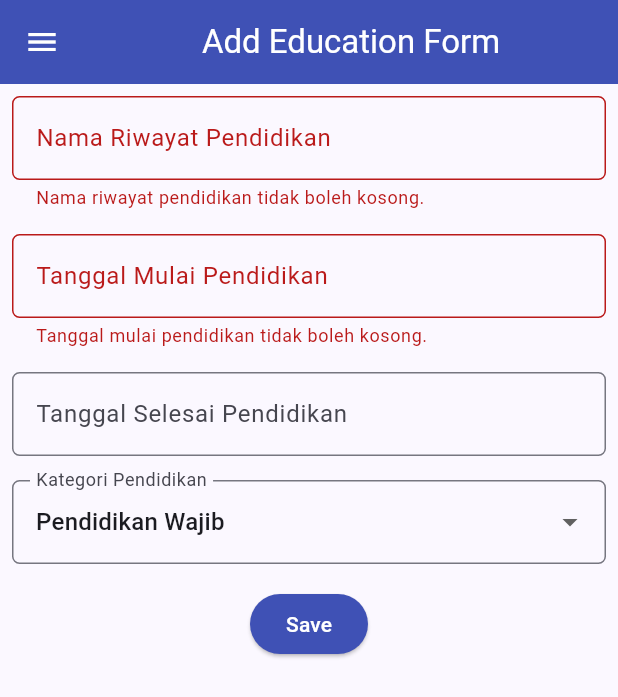
After one commit to aryadwipa24/myportofolio_mobile, a Flutter app: the EducationForm screen opened directly, after a tap on "Save", on a phone screen of 412 x 824 dp. The commit adds this screen. Shown: the top 697 px of the screen. Run offline on Flutter 3.47's test engine with Material 3 defaults, Android fonts, the phone set to English and light mode, and no system bars.

Commit message:
feat: membuat form untuk education dan navigasi dari halaman utama dan drawer

```diff
--- /dev/null
+++ b/lib/screens/education_form.dart
@@ -0,0 +1,218 @@
+import 'package:flutter/material.dart';
+import 'package:myportofolio_mobile/widgets/left_drawer.dart';
+
+class EducationForm extends StatefulWidget {
+  const EducationForm({super.key});
+
+  @override
+  State<EducationForm> createState() => _EducationFormPageState();
+}
+
+class _EducationFormPageState extends State<EducationForm> {
+  final _formKey = GlobalKey<FormState>();
+  final TextEditingController _startController = TextEditingController();
+  final TextEditingController _endController = TextEditingController();
+
+  String _educationName = "";
+  DateTime? _educationStarted;
+  DateTime? _educationEnded;
+  String _educationEndedStr = "";
+  String _educationStartedStr = "";
+  String _category = "Pendidikan Wajib";
+
+  final List<String> _categories = [
+    'Pendidikan Wajib',
+    'Pendidikan Tinggi',
+    'Pendidikan Tambahan (Bimbel)'
+  ];
+
+  @override
+  Widget build(BuildContext context) {
+    return Scaffold(
+      appBar: AppBar(
+        title: const Center(
+          child: Text(
+            'Add Education Form'
+          ),
+        ),
+        backgroundColor: Colors.indigo,
+        foregroundColor: Colors.white,
+      ),
+
+      drawer: const LeftDrawer(),
+
+      body: Form(
+        key: _formKey,
+        child: SingleChildScrollView(
+          child: Column(
+            crossAxisAlignment: CrossAxisAlignment.start,
+            children: [
+              Padding(
+                padding: const EdgeInsets.all(8.0),
+                child: TextFormField(
+                  decoration: InputDecoration(
+                    hintText: "Nama Riwayat Pendidikan",
+                    labelText: "Nama Riwayat Pendidikan",
+                    border: OutlineInputBorder(
+                      borderRadius: BorderRadius.circular(5.0),
+                    ),
+                  ),
+                  onChanged: (String? value) {
+                    setState(() {
+                      _educationName = value!;
+                    });
+                  },
+                  validator: (String? value) {
+                    if (value == null || value.trim().isEmpty) {
+                      return "Nama riwayat pendidikan tidak boleh kosong.";
+                    }
+                    return null;
+                  },
+                ),
+              ),
+
+              Padding(
+                padding: const EdgeInsets.all(8.0),
+                child: TextFormField(
+                  controller: _startController,
+                  readOnly: true,
+                  decoration: InputDecoration(
+                    labelText: "Tanggal Mulai Pendidikan",
+                    border: OutlineInputBorder(
+                      borderRadius: BorderRadius.circular(5.0),
+                    ),
+                    errorMaxLines: 4,
+                  ),
+                  onTap: () async {
+                    DateTime? dt = await showDatePicker(
+                      context: context,
+                      initialDate: DateTime.now(),
+                      firstDate: DateTime(1900),
+                      lastDate: DateTime(2100),
+                    );
+
+                    if (dt != null) {
+                      setState(() {
+                        _educationStarted = dt;
+                        _educationStartedStr = dt.toIso8601String().split('T')[0];
+                        _startController.text = _educationStartedStr;
+                      });
+                    }
+                  },
+                  validator: (String? value) {
+                    if (_educationStarted == null) {
+                      return "Tanggal mulai pendidikan tidak boleh kosong.";
+                    }
+
+                    if (_educationStarted!.isAfter(DateTime.now())) {
+                      return "Tidak bisa memasukkan tanggal pendidikan di masa depan.";
+                    }
+                    return null;
+                  },
+                )
+              ),
+
+              Padding(
+                padding: const EdgeInsets.all(8.0),
+                child: TextFormField(
+                  controller: _endController,
+                  readOnly: true,
+                  decoration: InputDecoration(
+                    labelText: "Tanggal Selesai Pendidikan",
+                    border: OutlineInputBorder(
+                      borderRadius: BorderRadius.circular(5.0),
+                    ),
+                    errorMaxLines: 4,
+                  ),
+                  onTap: () async {
+                    DateTime? dt = await showDatePicker(
+                      context: context,
+                      initialDate: DateTime.now(),
+                      firstDate: DateTime(1900),
+                      lastDate: DateTime(2100),
+                    );
+
+                    if (dt != null) {
+                      setState(() {
+                        _educationEnded = dt;
+                        _educationEndedStr = dt.toIso8601String().split('T')[0];
+                        _endController.text = _educationEndedStr;
+                      });
+                    }
+                  },
+                   validator: (String? value) {
+                    if (_educationStarted != null && _educationEnded != null && _educationEnded!.isBefore(_educationStarted!)) {
+                        return "Tanggal selesai pendidikan tidak bisa mendahului tanggal mulai pendidikan.";
+                    }
+                    return null;
+                  },
+                )
+              ),
+
+              Padding(
+                padding: const EdgeInsets.all(8.0),
+                child: DropdownButtonFormField<String>(
+                  decoration: InputDecoration(
+                    labelText: "Kategori Pendidikan",
+                    border: OutlineInputBorder(
+                      borderRadius: BorderRadius.circular(5.0),
+                    ),
+                  ),
+                  initialValue: _category,
+                  items: _categories
+                      .map((category) => DropdownMenuItem(
+                            value: category,
+                            child: Text(category),
+                      ))
+                      .toList(),
+                  onChanged: (String? newValue) {
+                    setState(() {
+                      _category = newValue!;
+                    });
+                  },
+                ),
+              ),
+
+              Align(
+                alignment: AlignmentGeometry.bottomCenter,
+                child: Padding(
+                  padding: const EdgeInsets.all(8.0),
+                  child: ElevatedButton(
+                    style: ButtonStyle(
+                      backgroundColor: WidgetStatePropertyAll(Colors.indigo),
+                    ),
+                    onPressed: () {
+                      if (_formKey.currentState!.validate()) {
+                        showDialog(
+                          context: context,
+                          builder: (context) {
+                            return AlertDialog(
+                              title: const Text("Riwayat pendidikan berhasil ditambahkan!"),
+                              actions: [
+                                TextButton(
+                                  child: const Text("OK"),
+                                  onPressed: () {
+                                    Navigator.pop(context);
+                                    _formKey.currentState!.reset();
+                                  },
+                                )
+                              ],
+                            );
+                          }
+                        );
+                      }
+                    },
+                    child: const Text(
+                      "Save",
+                      style: TextStyle(color: Colors.white),
+                    ),
+                  ),
+                ),
+              )
+            ],
+          ),
+        ),
+      )
+    );
+  }
+}
--- a/lib/screens/menu.dart
+++ b/lib/screens/menu.dart
@@ -10,10 +10,10 @@ class MyHomePage extends StatelessWidget {
   final String kelas = "PBP E";
 
   final List<ItemHomepage> items = [
-    ItemHomepage("Lihat Proyek", Icons.folder, const Color.fromARGB(255, 57, 73, 171)),
-    ItemHomepage("Tambah Proyek", Icons.add_circle, const Color.fromARGB(255, 105, 121, 221)),
-    // ItemHomepage("Lihat Riwayat Pendidikan", Icons.folder, const Color.fromARGB(255, 57, 73, 171)),
-    // ItemHomepage("Tambah Riwayat Pendidikan", Icons.add_circle, const Color.fromARGB(255, 105, 121, 221)),
+    // ItemHomepage("Lihat Proyek", Icons.folder, const Color.fromARGB(255, 57, 73, 171)),
+    // ItemHomepage("Tambah Proyek", Icons.add_circle, const Color.fromARGB(255, 105, 121, 221)),
+    ItemHomepage("Lihat Educations", Icons.folder, const Color.fromARGB(255, 57, 73, 171)),
+    ItemHomepage("Tambah Educations", Icons.add_circle, const Color.fromARGB(255, 105, 121, 221)),
     ItemHomepage("Logout", Icons.logout, const Color.fromARGB(255, 239, 83, 80)),
   ];
 
--- a/lib/widgets/left_drawer.dart
+++ b/lib/widgets/left_drawer.dart
@@ -1,6 +1,7 @@
 import 'package:flutter/material.dart';
 import 'package:myportofolio_mobile/screens/menu.dart';
 import 'package:myportofolio_mobile/screens/project_form.dart';
+import 'package:myportofolio_mobile/screens/education_form.dart';
 
 class LeftDrawer extends StatelessWidget{
   const LeftDrawer({super.key});
@@ -64,7 +65,20 @@ class LeftDrawer extends StatelessWidget{
                 ),
               );
             },
-          )
+          ),
+
+          ListTile(
+            leading: const Icon(Icons.add_circle_outline),
+            title: Text("Add Education"),
+            onTap: () {
+              Navigator.pushReplacement(
+                context,
+                MaterialPageRoute(
+                  builder: (context) => EducationForm()
+                ),
+              );
+            },
+          ),
         ],
       ),
     );
```
Also changed, not shown: lib/widgets/project_card.dart (+10 -0 lines).
